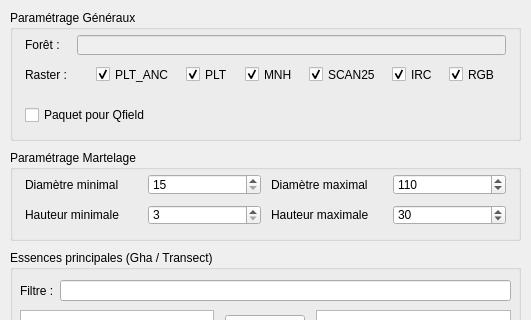
Qt form dialogs/expertise_create/expertise_create.ui (paul-carteron/Qracines) before a commit; both pictures show x 0 to 531 and y 0 to 320 of the 531 by 681 pixel window.
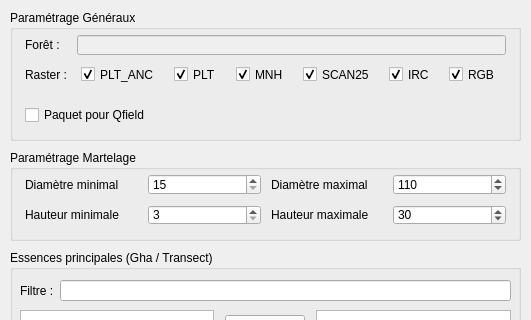
The same form after that commit. Custom widgets are drawn as their Qt base class.

Commit message: create mixin to reduce code duplicatino in ui

The edit to the form file:
```diff
--- a/dialogs/expertise_create/expertise_create.ui
+++ b/dialogs/expertise_create/expertise_create.ui
@@ -282,19 +282,6 @@
      </item>
      <item row="1" column="1">
       <layout class="QHBoxLayout" name="horizontalLayout_2">
-       <item>
-        <widget class="QLabel" name="label_layers_2">
-         <property name="sizePolicy">
-          <sizepolicy hsizetype="Maximum" vsizetype="Preferred">
-           <horstretch>0</horstretch>
-           <verstretch>0</verstretch>
-          </sizepolicy>
-         </property>
-         <property name="text">
-          <string/>
-         </property>
-        </widget>
-       </item>
        <item>
         <widget class="QCheckBox" name="cb_plt_anc">
          <property name="sizePolicy">
```
Left out of the diff: 8 changed lines with no effect on the pictures. The commit also changes 15 other files.
